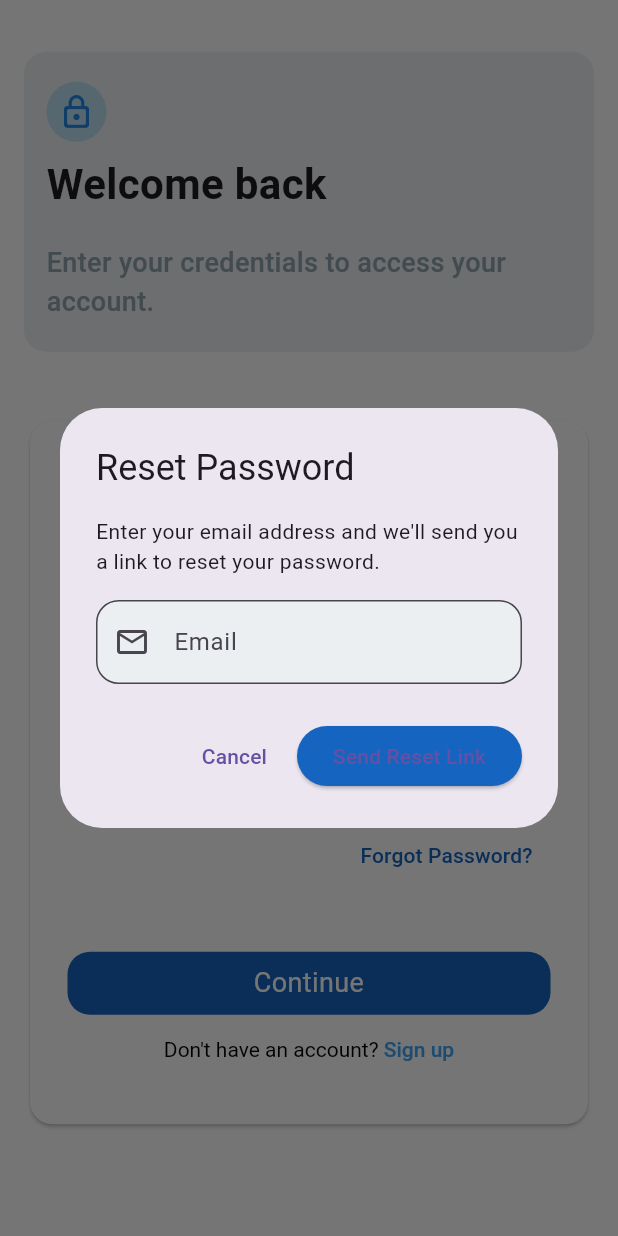
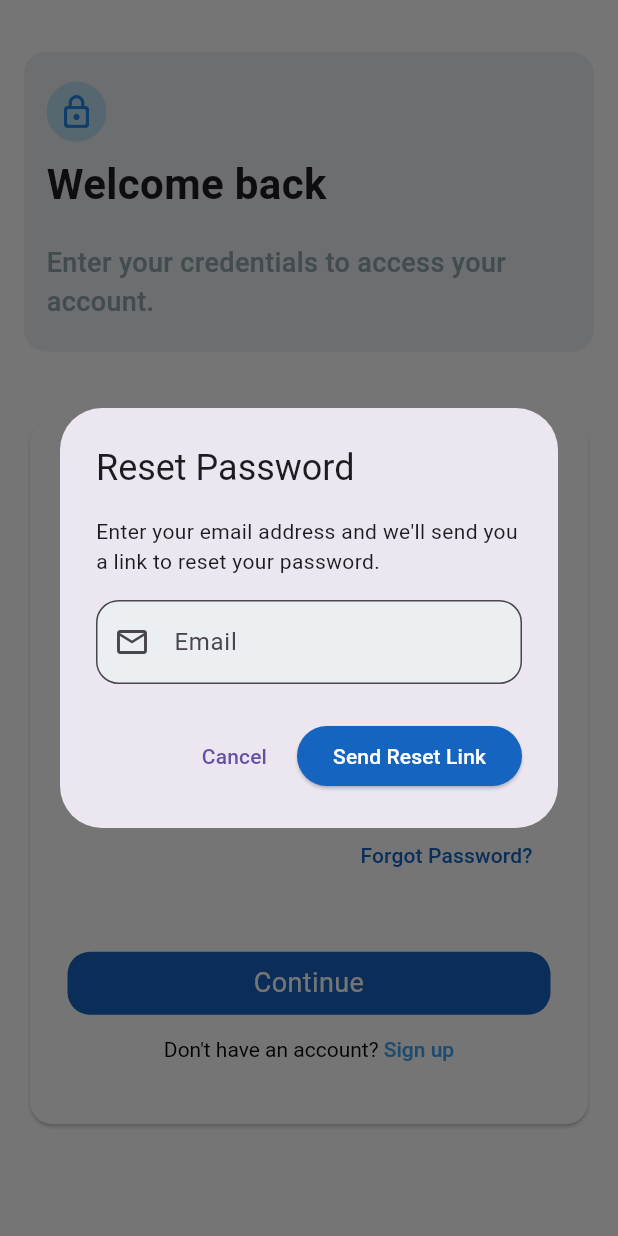
Before and after one commit to SteveTayor/academic_record_management, a Flutter app: the screen it shows after launch, after a tap on "Forgot Password?", on a phone screen of 412 x 824 dp. Run offline on Flutter 3.47's test engine with Material 3 defaults, Android fonts, the phone set to English and light mode, and no system bars; our stand-ins replace cloud_firestore, firebase_auth, firebase_core; accounts and stored records are empty; generated files the repository leaves out were written again.

Commit message:
Update login screen reset link text style and rename dashboard title to 'UniVault'

```diff
--- a/lib/src/features/screens/auth_screens/login_screen.dart
+++ b/lib/src/features/screens/auth_screens/login_screen.dart
@@ -142,7 +142,13 @@
                             strokeWidth: 2,
                           ),
                         )
-                      : const Text('Send Reset Link'),
+                      : const Text(
+                          'Send Reset Link',
+                          style: TextStyle(
+                            fontSize: 14,
+                            color: Colors.white,
+                          ),
+                        ),
                 ),
               ],
             );
@@ -484,7 +490,7 @@
       setState(() {
         _message = 'Login successful!';
       });
-       _navigateToDashboard();
+      _navigateToDashboard();
     } on FirebaseAuthMultiFactorException catch (e) {
       // MFA is required. Save the resolver and start phone verification.
       setState(() {
--- a/lib/src/features/screens/dashborad/dashboard.dart
+++ b/lib/src/features/screens/dashborad/dashboard.dart
@@ -84,7 +84,7 @@
         child: Column(
           children: [
             Text(
-              'SecureAuth',
+              'UniVault',
               style: TextStyle(
                 color: Colors.white,
                 fontSize: 24,
```
